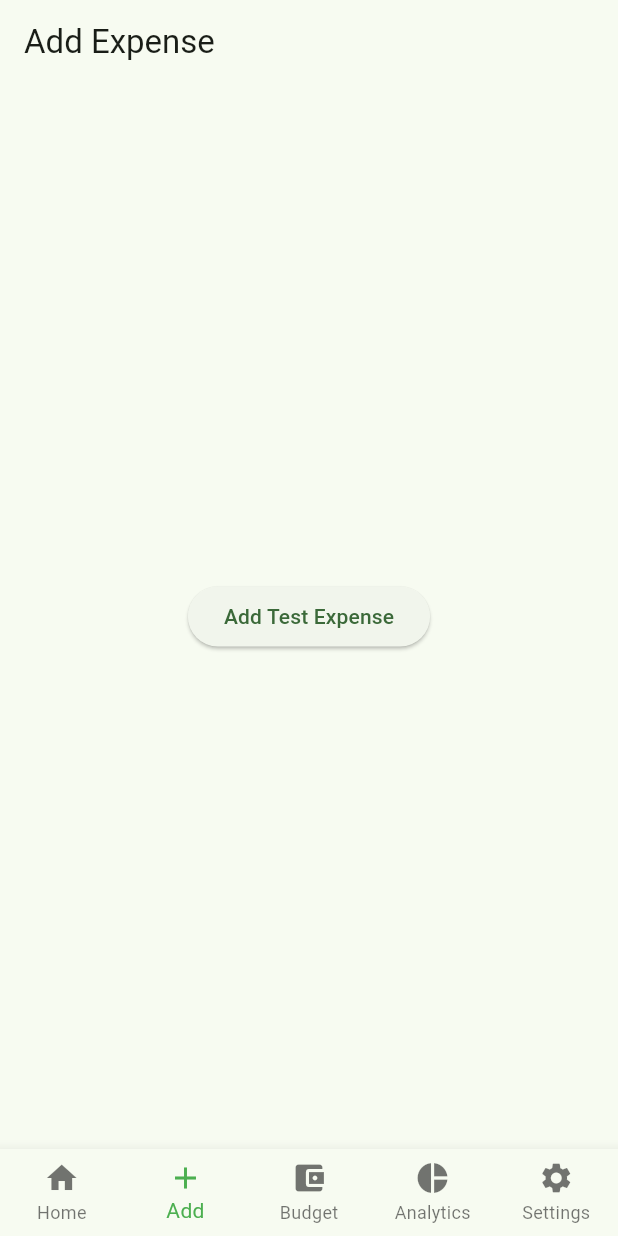
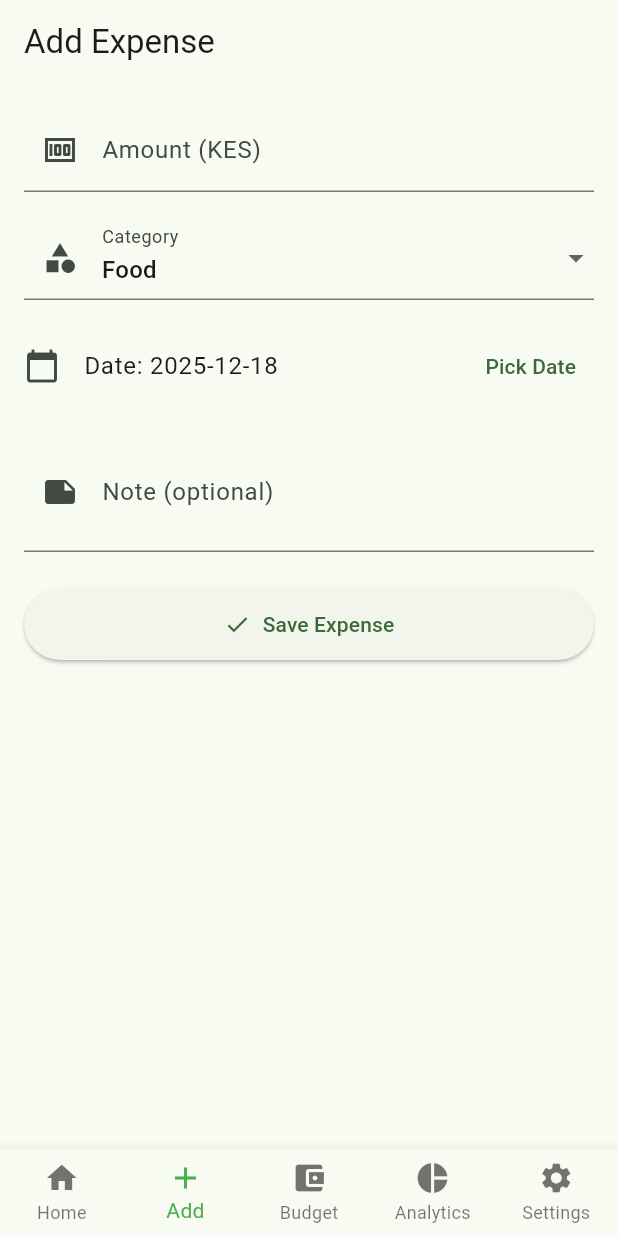
Before and after one commit to MwandikiAntony/pesatrack, a Flutter app: the screen it shows after launch, item 2 of the bottom bar chosen, on a phone screen of 412 x 824 dp. Run offline on Flutter 3.47's test engine with Material 3 defaults, Android fonts, the light colour scheme and no system bars; our stand-ins replace hive, hive_flutter; accounts and stored records are empty.

Commit message:
added category util

```diff
--- a/lib/screens/add_expense_screen.dart
+++ b/lib/screens/add_expense_screen.dart
@@ -2,27 +2,158 @@ import 'package:flutter/material.dart';
 import 'package:provider/provider.dart';
 import '../providers/expense_provider.dart';
 import '../models/expense.dart';
+import '../utils/categories.dart';
 
-class AddExpenseScreen extends StatelessWidget {
+class AddExpenseScreen extends StatefulWidget {
   const AddExpenseScreen({super.key});
+
+  @override
+  State<AddExpenseScreen> createState() => _AddExpenseScreenState();
+}
+
+class _AddExpenseScreenState extends State<AddExpenseScreen> {
+  final _formKey = GlobalKey<FormState>();
+
+  final TextEditingController _amountController = TextEditingController();
+  final TextEditingController _noteController = TextEditingController();
+
+  String _selectedCategory = expenseCategories.first;
+  DateTime _selectedDate = DateTime.now();
+
+  @override
+  void dispose() {
+    _amountController.dispose();
+    _noteController.dispose();
+    super.dispose();
+  }
+
+  void _submitExpense() {
+    if (!_formKey.currentState!.validate()) return;
+
+    final expense = Expense(
+      amount: double.parse(_amountController.text),
+      category: _selectedCategory,
+      date: _selectedDate,
+      note: _noteController.text.trim(),
+    );
+
+    context.read<ExpenseProvider>().addExpense(expense);
+
+    ScaffoldMessenger.of(
+      context,
+    ).showSnackBar(const SnackBar(content: Text('Expense added successfully')));
+
+    _formKey.currentState!.reset();
+    _amountController.clear();
+    _noteController.clear();
+    setState(() {
+      _selectedCategory = expenseCategories.first;
+      _selectedDate = DateTime.now();
+    });
+  }
+
+  Future<void> _pickDate() async {
+    final picked = await showDatePicker(
+      context: context,
+      initialDate: _selectedDate,
+      firstDate: DateTime(2020),
+      lastDate: DateTime.now(),
+    );
+
+    if (picked != null) {
+      setState(() => _selectedDate = picked);
+    }
+  }
 
   @override
   Widget build(BuildContext context) {
     return Scaffold(
       appBar: AppBar(title: const Text('Add Expense')),
-      body: Center(
-        child: ElevatedButton(
-          onPressed: () {
-            context.read<ExpenseProvider>().addExpense(
-              Expense(
-                amount: 500,
-                category: 'Food',
-                date: DateTime.now(),
-                note: 'Lunch',
+      body: Padding(
+        padding: const EdgeInsets.all(16),
+        child: Form(
+          key: _formKey,
+          child: ListView(
+            children: [
+              // Amount
+              TextFormField(
+                controller: _amountController,
+                keyboardType: TextInputType.number,
+                decoration: const InputDecoration(
+                  labelText: 'Amount (KES)',
+                  prefixIcon: Icon(Icons.money),
+                ),
+                validator: (value) {
+                  if (value == null || value.isEmpty) {
+                    return 'Enter an amount';
+                  }
+                  if (double.tryParse(value) == null) {
+                    return 'Enter a valid number';
+                  }
+                  return null;
+                },
               ),
-            );
-          },
-          child: const Text('Add Test Expense'),
+              const SizedBox(height: 16),
+
+              // Category
+              DropdownButtonFormField<String>(
+                value: _selectedCategory,
+                decoration: const InputDecoration(
+                  labelText: 'Category',
+                  prefixIcon: Icon(Icons.category),
+                ),
+                items: expenseCategories
+                    .map(
+                      (category) => DropdownMenuItem(
+                        value: category,
+                        child: Text(category),
+                      ),
+                    )
+                    .toList(),
+                onChanged: (value) {
+                  if (value != null) {
+                    setState(() => _selectedCategory = value);
+                  }
+                },
+              ),
+              const SizedBox(height: 16),
+
+              // Date
+              ListTile(
+                contentPadding: EdgeInsets.zero,
+                leading: const Icon(Icons.calendar_today),
+                title: Text(
+                  'Date: ${_selectedDate.toLocal().toString().split(' ')[0]}',
+                ),
+                trailing: TextButton(
+                  onPressed: _pickDate,
+                  child: const Text('Pick Date'),
+                ),
+              ),
+              const SizedBox(height: 16),
+
+              // Note
+              TextFormField(
+                controller: _noteController,
+                decoration: const InputDecoration(
+                  labelText: 'Note (optional)',
+                  prefixIcon: Icon(Icons.note),
+                ),
+                maxLines: 2,
+              ),
+              const SizedBox(height: 24),
+
+              // Submit Button
+              ElevatedButton.icon(
+                onPressed: _submitExpense,
+                icon: const Icon(Icons.check),
+                label: const Text('Save Expense'),
+                style: ElevatedButton.styleFrom(
+                  padding: const EdgeInsets.symmetric(vertical: 14),
+                ),
+              ),
+            ],
+          ),
         ),
       ),
     );
--- /dev/null
+++ b/lib/utils/categories.dart
@@ -0,0 +1,10 @@
+const List<String> expenseCategories = [
+  'Food',
+  'Transport',
+  'Rent',
+  'Shopping',
+  'Entertainment',
+  'Health',
+  'Education',
+  'Other',
+];
```
Also changed, not shown: lib/screens/home_screen.dart (+15 -6 lines).
